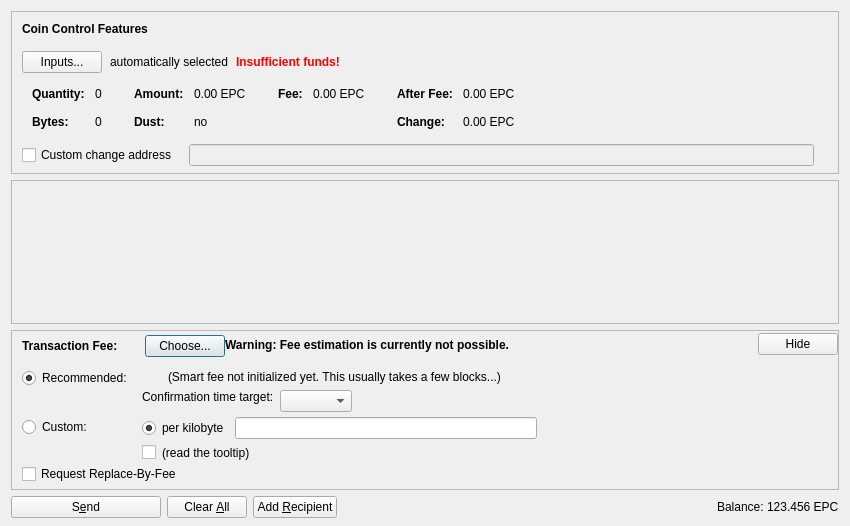
Above: src/qt/forms/sendcoinsdialog.ui from experiencecoin/experiencecoin_legacy before the change. Below: the same form after it.
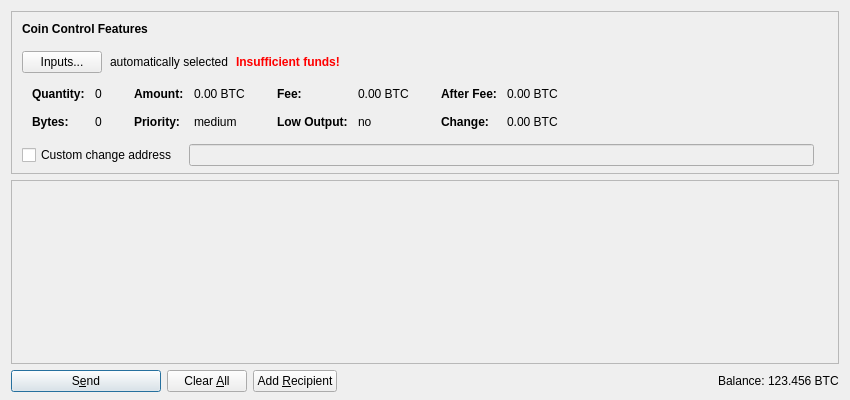
That is the form after the change. Icons and pictures are not drawn. Custom widgets are drawn as their Qt base class.

The edit to the form file:
```diff
--- a/src/qt/forms/sendcoinsdialog.ui
+++ b/src/qt/forms/sendcoinsdialog.ui
@@ -7,13 +7,13 @@
     <x>0</x>
     <y>0</y>
     <width>850</width>
-    <height>526</height>
+    <height>400</height>
    </rect>
   </property>
   <property name="windowTitle">
    <string>Send Coins</string>
   </property>
-  <layout class="QVBoxLayout" name="verticalLayout" stretch="0,1,0,0">
+  <layout class="QVBoxLayout" name="verticalLayout" stretch="0,1,0">
    <property name="bottomMargin">
     <number>8</number>
    </property>
@@ -324,7 +324,7 @@
                   <enum>Qt::ActionsContextMenu</enum>
                  </property>
                  <property name="text">
-                  <string notr="true">0.00 EPC</string>
+                  <string notr="true">0.00 BTC</string>
                  </property>
                  <property name="textInteractionFlags">
                   <set>Qt::LinksAccessibleByMouse|Qt::TextSelectableByKeyboard|Qt::TextSelectableByMouse</set>
@@ -332,7 +332,7 @@
                 </widget>
                </item>
                <item row="1" column="0">
-                <widget class="QLabel" name="labelCoinControlLowOutputText">
+                <widget class="QLabel" name="labelCoinControlPriorityText">
                  <property name="font">
                   <font>
                    <weight>75</weight>
@@ -340,12 +340,12 @@
                   </font>
                  </property>
                  <property name="text">
-                  <string>Dust:</string>
+                  <string>Priority:</string>
                  </property>
                 </widget>
                </item>
                <item row="1" column="1">
-                <widget class="QLabel" name="labelCoinControlLowOutput">
+                <widget class="QLabel" name="labelCoinControlPriority">
                  <property name="cursor">
                   <cursorShape>IBeamCursor</cursorShape>
                  </property>
@@ -353,7 +353,7 @@
                   <enum>Qt::ActionsContextMenu</enum>
                  </property>
                  <property name="text">
-                  <string notr="true">no</string>
+                  <string notr="true">medium</string>
                  </property>
                  <property name="textInteractionFlags">
                   <set>Qt::LinksAccessibleByMouse|Qt::TextSelectableByKeyboard|Qt::TextSelectableByMouse</set>
@@ -404,7 +404,36 @@
                   <enum>Qt::ActionsContextMenu</enum>
                  </property>
                  <property name="text">
-                  <string notr="true">0.00 EPC</string>
+                  <string notr="true">0.00 BTC</string>
+                 </property>
+                 <property name="textInteractionFlags">
+                  <set>Qt::LinksAccessibleByMouse|Qt::TextSelectableByKeyboard|Qt::TextSelectableByMouse</set>
+                 </property>
+                </widget>
+               </item>
+               <item row="1" column="0">
+                <widget class="QLabel" name="labelCoinControlLowOutputText">
+                 <property name="font">
+                  <font>
+                   <weight>75</weight>
+                   <bold>true</bold>
+                  </font>
+                 </property>
+                 <property name="text">
+                  <string>Low Output:</string>
+                 </property>
+                </widget>
+               </item>
+               <item row="1" column="1">
+                <widget class="QLabel" name="labelCoinControlLowOutput">
+                 <property name="cursor">
+                  <cursorShape>IBeamCursor</cursorShape>
+                 </property>
+                 <property name="contextMenuPolicy">
+                  <enum>Qt::ActionsContextMenu</enum>
+                 </property>
+                 <property name="text">
+                  <string notr="true">no</string>
                  </property>
                  <property name="textInteractionFlags">
                   <set>Qt::LinksAccessibleByMouse|Qt::TextSelectableByKeyboard|Qt::TextSelectableByMouse</set>
@@ -455,7 +484,7 @@
                   <enum>Qt::ActionsContextMenu</enum>
                  </property>
                  <property name="text">
-                  <string notr="true">0.00 EPC</string>
+                  <string notr="true">0.00 BTC</string>
                  </property>
                  <property name="textInteractionFlags">
                   <set>Qt::LinksAccessibleByMouse|Qt::TextSelectableByKeyboard|Qt::TextSelectableByMouse</set>
@@ -484,7 +513,7 @@
                   <enum>Qt::ActionsContextMenu</enum>
                  </property>
                  <property name="text">
-                  <string notr="true">0.00 EPC</string>
+                  <string notr="true">0.00 BTC</string>
                  </property>
                  <property name="textInteractionFlags">
                   <set>Qt::LinksAccessibleByMouse|Qt::TextSelectableByKeyboard|Qt::TextSelectableByMouse</set>
@@ -588,7 +617,7 @@
         <x>0</x>
         <y>0</y>
         <width>830</width>
-        <height>104</height>
+        <height>178</height>
        </rect>
       </property>
       <layout class="QVBoxLayout" name="verticalLayout_2" stretch="0,1">
@@ -628,520 +657,6 @@
      </widget>
     </widget>
    </item>
-   <item>
-    <widget class="QFrame" name="frameFee">
-     <property name="sizePolicy">
-      <sizepolicy hsizetype="Expanding" vsizetype="Expanding">
-       <horstretch>0</horstretch>
-       <verstretch>0</verstretch>
-      </sizepolicy>
-     </property>
-     <property name="maximumSize">
-      <size>
-       <width>16777215</width>
-       <height>16777215</height>
-      </size>
-     </property>
-     <property name="frameShape">
-      <enum>QFrame::StyledPanel</enum>
-     </property>
-     <property name="frameShadow">
-      <enum>QFrame::Sunken</enum>
-     </property>
-     <layout class="QVBoxLayout" name="verticalLayoutFee1">
-      <property name="spacing">
-       <number>0</number>
-      </property>
-      <property name="leftMargin">
-       <number>0</number>
-      </property>
-      <property name="topMargin">
-       <number>0</number>
-      </property>
-      <property name="rightMargin">
-       <number>0</number>
-      </property>
-      <property name="bottomMargin">
-       <number>0</number>
-      </property>
-      <item>
-       <layout class="QVBoxLayout" name="verticalLayoutFee2" stretch="0,0,0">
-        <property name="spacing">
-         <number>0</number>
-        </property>
-        <property name="leftMargin">
-         <number>10</number>
-        </property>
-        <property name="topMargin">
-         <number>0</number>
-        </property>
-        <item>
-         <layout class="QHBoxLayout" name="horizontalLayoutFee1">
-          <property name="bottomMargin">
-           <number>0</number>
-          </property>
-          <item>
-           <layout class="QVBoxLayout" name="verticalLayoutFee7">
-            <property name="spacing">
-             <number>0</number>
-            </property>
-            <item>
-             <spacer name="verticalSpacerSmartFee">
-              <property name="orientation">
-               <enum>Qt::Vertical</enum>
-              </property>
-              <property name="sizeType">
-               <enum>QSizePolicy::Fixed</enum>
-              </property>
-              <property name="sizeHint" stdset="0">
-               <size>
-                <width>1</width>
-                <height>4</height>
-               </size>
-              </property>
-             </spacer>
-            </item>
-            <item>
-             <layout class="QHBoxLayout" name="horizontalLayoutSmartFee">
-              <property name="spacing">
-               <number>10</number>
-              </property>
-              <item>
-               <widget class="QLabel" name="labelFeeHeadline">
-                <property name="sizePolicy">
-                 <sizepolicy hsizetype="Preferred" vsizetype="Maximum">
-                  <horstretch>0</horstretch>
-                  <verstretch>0</verstretch>
-                 </sizepolicy>
-                </property>
-                <property name="font">
-                 <font>
-                  <weight>75</weight>
-                  <bold>true</bold>
-                 </font>
-                </property>
-                <property name="styleSheet">
-                 <string notr="true">font-weight:bold;</string>
-                </property>
-                <property name="text">
-                 <string>Transaction Fee:</string>
-                </property>
-               </widget>
-              </item>
-              <item>
-               <widget class="QLabel" name="labelFeeMinimized">
-                <property name="text">
-                 <string/>
-                </property>
-               </widget>
-              </item>
-              <item>
-               <widget class="QPushButton" name="buttonChooseFee">
-                <property name="text">
-                 <string>Choose...</string>
-                </property>
-               </widget>
-              </item>
-             </layout>
-            </item>
-            <item>
-             <spacer name="verticalSpacer_5">
-              <property name="orientation">
-               <enum>Qt::Vertical</enum>
-              </property>
-              <property name="sizeHint" stdset="0">
-               <size>
-                <width>1</width>
-                <height>1</height>
-               </size>
-              </property>
-             </spacer>
-            </item>
-           </layout>
-          </item>
-          <item>
-           <widget class="QLabel" name="fallbackFeeWarningLabel">
-            <property name="toolTip">
-             <string>Using the fallbackfee can result in sending a transaction that will take several hours or days (or never) to confirm. Consider choosing your fee manually or wait until you have validated the complete chain.</string>
-            </property>
-            <property name="font">
-            <font>
-                <weight>75</weight>
-                <bold>true</bold>
-            </font>
-            </property>
-            <property name="text">
-             <string>Warning: Fee estimation is currently not possible.</string>
-            </property>
-            <property name="wordWrap">
-             <bool>false</bool>
-            </property>
-           </widget>
-          </item>
-          <item>
-           <spacer name="horizontalSpacer_4">
-            <property name="orientation">
-             <enum>Qt::Horizontal</enum>
-            </property>
-            <property name="sizeType">
-             <enum>QSizePolicy::MinimumExpanding</enum>
-            </property>
-            <property name="sizeHint" stdset="0">
-             <size>
-              <width>40</width>
-              <height>20</height>
-             </size>
-            </property>
-           </spacer>
-          </item>
-          <item>
-           <widget class="QPushButton" name="buttonMinimizeFee">
-            <property name="toolTip">
-             <string>collapse fee-settings</string>
-            </property>
-            <property name="text">
-             <string>Hide</string>
-            </property>
-           </widget>
-          </item>
-         </layout>
-        </item>
-        <item>
-         <widget class="QFrame" name="frameFeeSelection">
-          <layout class="QVBoxLayout" name="verticalLayoutFee12">
-           <property name="spacing">
-            <number>0</number>
-           </property>
-           <property name="leftMargin">
-            <number>0</number>
-           </property>
-           <property name="topMargin">
-            <number>0</number>
-           </property>
-           <property name="rightMargin">
-            <number>0</number>
-           </property>
-           <property name="bottomMargin">
-            <number>0</number>
-           </property>
-           <item>
-            <layout class="QGridLayout" name="gridLayoutFee">
-             <property name="topMargin">
-              <number>10</number>
-             </property>
-             <property name="bottomMargin">
-              <number>4</number>
-             </property>
-             <property name="horizontalSpacing">
-              <number>10</number>
-             </property>
-             <property name="verticalSpacing">
-              <number>4</number>
-             </property>
-             <item row="1" column="1">
-              <layout class="QVBoxLayout" name="verticalLayoutFee8">
-               <property name="spacing">
-                <number>6</number>
-               </property>
-               <item>
-                <layout class="QHBoxLayout" name="horizontalLayoutFee13">
-                 <item>
-                  <widget class="QRadioButton" name="radioCustomPerKilobyte">
-                   <property name="toolTip">
-                    <string>If the custom fee is set to 1000 satoshis and the transaction is only 250 bytes, then &quot;per kilobyte&quot; only pays 250 satoshis in fee, while &quot;total at least&quot; pays 1000 satoshis. For transactions bigger than a kilobyte both pay by kilobyte.</string>
-                   </property>
-                   <property name="text">
-                    <string>per kilobyte</string>
-                   </property>
-                   <property name="checked">
-                    <bool>true</bool>
-                   </property>
-                   <attribute name="buttonGroup">
-                    <string notr="true">groupCustomFee</string>
-                   </attribute>
-                  </widget>
-                 </item>
-                 <item>
-                  <widget class="BitcoinAmountField" name="customFee"/>
-                 </item>
-                 <item>
-                  <spacer name="horizontalSpacer_6">
-                   <property name="orientation">
-                    <enum>Qt::Horizontal</enum>
-                   </property>
-                   <property name="sizeHint" stdset="0">
-                    <size>
-                     <width>1</width>
-                     <height>1</height>
-                    </size>
-                   </property>
-                  </spacer>
-                 </item>
-                </layout>
-               </item>
-               <item>
-                <layout class="QHBoxLayout" name="horizontalLayoutFee8">
-                 <item>
-                  <widget class="QCheckBox" name="checkBoxMinimumFee">
-                   <property name="toolTip">
-                    <string>Paying only the minimum fee is just fine as long as there is less transaction volume than space in the blocks. But be aware that this can end up in a never confirming transaction once there is more demand for experiencecoin transactions than the network can process.</string>
-                   </property>
-                   <property name="text">
-                    <string/>
-                   </property>
-                  </widget>
-                 </item>
-                 <item>
-                  <widget class="QLabel" name="labelMinFeeWarning">
-                   <property name="enabled">
-                    <bool>true</bool>
-                   </property>
-                   <property name="toolTip">
-                    <string>Paying only the minimum fee is just fine as long as there is less transaction volume than space in the blocks. But be aware that this can end up in a never confirming transaction once there is more demand for experiencecoin transactions than the network can process.</string>
-                   </property>
-                   <property name="text">
-                    <string>(read the tooltip)</string>
-                   </property>
-                   <property name="margin">
-                    <number>5</number>
-                   </property>
-                  </widget>
-                 </item>
-                 <item>
-                  <spacer name="horizontalSpacer_2">
-                   <property name="orientation">
-                    <enum>Qt::Horizontal</enum>
-                   </property>
-                   <property name="sizeHint" stdset="0">
-                    <size>
-                     <width>1</width>
-                     <height>1</height>
-                    </size>
-                   </property>
-                  </spacer>
-                 </item>
-                </layout>
-               </item>
-              </layout>
-             </item>
-             <item row="0" column="0">
-              <layout class="QVBoxLayout" name="verticalLayoutFee4" stretch="0,1">
-               <item>
-                <widget class="QRadioButton" name="radioSmartFee">
-                 <property name="text">
-                  <string>Recommended:</string>
-                 </property>
-                 <property name="checked">
-                  <bool>true</bool>
-                 </property>
-                 <attribute name="buttonGroup">
-                  <string notr="true">groupFee</string>
-                 </attribute>
-                </widget>
-               </item>
-               <item>
-                <spacer name="verticalSpacer_2">
-                 <property name="orientation">
-                  <enum>Qt::Vertical</enum>
-                 </property>
-                 <property name="sizeHint" stdset="0">
-                  <size>
-                   <width>1</width>
-                   <height>1</height>
-                  </size>
-                 </property>
-                </spacer>
-               </item>
-              </layout>
-             </item>
-             <item row="1" column="0">
-              <layout class="QVBoxLayout" name="verticalLayoutFee9" stretch="0,1">
-               <item>
-                <widget class="QRadioButton" name="radioCustomFee">
-                 <property name="text">
-                  <string>Custom:</string>
-                 </property>
-                 <attribute name="buttonGroup">
-                  <string notr="true">groupFee</string>
-                 </attribute>
-                </widget>
-               </item>
-               <item>
-                <spacer name="verticalSpacer_6">
-                 <property name="orientation">
-                  <enum>Qt::Vertical</enum>
-                 </property>
-                 <property name="sizeHint" stdset="0">
-                  <size>
-                   <width>1</width>
-                   <height>1</height>
-                  </size>
-                 </property>
-                </spacer>
-               </item>
-              </layout>
-             </item>
-             <item row="0" column="1">
-              <layout class="QVBoxLayout" name="verticalLayoutFee3" stretch="0,0,1">
-               <property name="spacing">
-                <number>6</number>
-               </property>
-               <property name="topMargin">
-                <number>2</number>
-               </property>
-               <item>
-                <layout class="QHBoxLayout" name="horizontalLayoutFee12">
-                 <item>
-                  <widget class="QLabel" name="labelSmartFee">
-                   <property name="text">
-                    <string/>
-                   </property>
-                   <property name="margin">
-                    <number>2</number>
-                   </property>
-                  </widget>
-                 </item>
-                 <item>
-                  <widget class="QLabel" name="labelFeeEstimation">
-                   <property name="text">
-                    <string/>
-                   </property>
-                  </widget>
-                 </item>
-                 <item>
-                  <widget class="QLabel" name="labelSmartFee2">
-                   <property name="text">
-                    <string>(Smart fee not initialized yet. This usually takes a few blocks...)</string>
-                   </property>
-                   <property name="margin">
-                    <number>2</number>
-                   </property>
-                  </widget>
-                 </item>
-                 <item>
-                  <spacer name="horizontalSpacer_5">
-                   <property name="orientation">
-                    <enum>Qt::Horizontal</enum>
-                   </property>
-                   <property name="sizeHint" stdset="0">
-                    <size>
-                     <width>1</width>
-                     <height>1</height>
-                    </size>
-                   </property>
-                  </spacer>
-                 </item>
-                </layout>
-               </item>
-               <item>
-                <layout class="QHBoxLayout" name="horizontalLayoutFee9">
-                 <item>
-                  <layout class="QVBoxLayout" name="verticalLayoutFee6">
-                   <item>
-                    <widget class="QLabel" name="labelSmartFee3">
-                     <property name="text">
-                      <string>Confirmation time target:</string>
-                     </property>
-                     <property name="margin">
-                      <number>2</number>
-                     </property>
-                    </widget>
-                   </item>
-                   <item>
-                    <spacer name="verticalSpacer_3">
-                     <property name="orientation">
-                      <enum>Qt::Vertical</enum>
-                     </property>
-                     <property name="sizeHint" stdset="0">
-                      <size>
-                       <width>1</width>
-                       <height>1</height>
-                      </size>
-                     </property>
-                    </spacer>
-                   </item>
-                  </layout>
-                 </item>
-                 <item>
-                  <layout class="QVBoxLayout" name="verticalLayoutFee5">
-                   <property name="rightMargin">
-                    <number>30</number>
-                   </property>
-                   <item>
-                    <layout class="QHBoxLayout" name="horizontalLayoutConfTarget">
-                     <property name="bottomMargin">
-                      <number>0</number>
-                     </property>
-                     <item>
-                      <widget class="QComboBox" name="confTargetSelector"/>
-                     </item>
-                     <item>
-                      <spacer name="horizontalSpacerConfTarget">
-                       <property name="orientation">
-                        <enum>Qt::Horizontal</enum>
-                       </property>
-                       <property name="sizeHint" stdset="0">
-                        <size>
-                         <width>40</width>
-                         <height>20</height>
-                        </size>
-                       </property>
-                      </spacer>
-                     </item>
-                    </layout>
-                   </item>
-                  </layout>
-                 </item>
-                </layout>
-               </item>
-               <item>
-                <spacer name="verticalSpacer_4">
-                 <property name="orientation">
-                  <enum>Qt::Vertical</enum>
-                 </property>
-                 <property name="sizeHint" stdset="0">
-                  <size>
-                   <width>1</width>
-                   <height>1</height>
-                  </size>
-                 </property>
-                </spacer>
-               </item>
-              </layout>
-             </item>
-            </layout>
-           </item>
-           <item>
-            <widget class="QCheckBox" name="optInRBF">
-             <property name="text">
-              <string>Request Replace-By-Fee</string>
-             </property>
-             <property name="toolTip">
-              <string>Indicates that the sender may wish to replace this transaction with a new one paying higher fees (prior to being confirmed).</string>
-             </property>
-            </widget>
-           </item>
-          </layout>
-         </widget>
-        </item>
-        <item>
-         <spacer name="verticalSpacerFee">
-          <property name="orientation">
-           <enum>Qt::Vertical</enum>
-          </property>
-          <property name="sizeHint" stdset="0">
-           <size>
-            <width>40</width>
-            <height>5</height>
-           </size>
-          </property>
-         </spacer>
-        </item>
-       </layout>
-      </item>
-     </layout>
-    </widget>
-   </item>
    <item>
     <layout class="QHBoxLayout" name="horizontalLayout">
      <item>
@@ -1162,11 +677,8 @@
         <iconset resource="../bitcoin.qrc">
          <normaloff>:/icons/send</normaloff>:/icons/send</iconset>
        </property>
-       <property name="autoDefault">
-        <bool>false</bool>
-       </property>
        <property name="default">
-        <bool>false</bool>
+        <bool>true</bool>
        </property>
       </widget>
      </item>
@@ -1253,7 +765,7 @@
           <cursorShape>IBeamCursor</cursorShape>
          </property>
          <property name="text">
-          <string notr="true">123.456 EPC</string>
+          <string notr="true">123.456 BTC</string>
          </property>
          <property name="textInteractionFlags">
           <set>Qt::LinksAccessibleByMouse|Qt::TextSelectableByKeyboard|Qt::TextSelectableByMouse</set>
@@ -1272,12 +784,6 @@
    <extends>QLineEdit</extends>
    <header>qvalidatedlineedit.h</header>
   </customwidget>
-  <customwidget>
-   <class>BitcoinAmountField</class>
-   <extends>QLineEdit</extends>
-   <header>bitcoinamountfield.h</header>
-   <container>1</container>
-  </customwidget>
  </customwidgets>
  <resources>
   <include location="../bitcoin.qrc"/>
```
Left out of the diff: 10 changed lines with no effect on the pictures.
